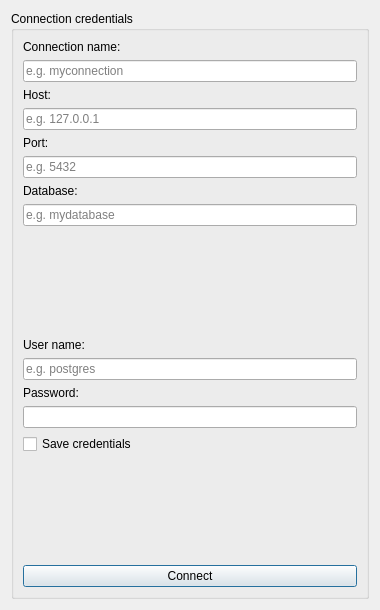
This is cdb4/gui_db_connector/ui/db_connector_dialog.ui in tudelft3d/3DCityDB-Tools-for-QGIS as Qt 5 draws it before an edit. The edited form follows.
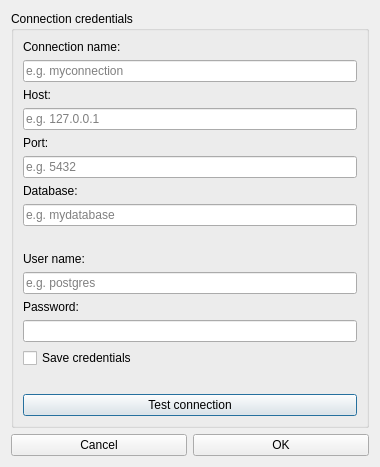
This is the edited form. Custom widgets are drawn as their Qt base class.

Commit message:
Improved dialog for new connection
- Added OK and Cancel buttons
- Perform check on connection parameters before attempting connection

```diff
--- a/cdb4/gui_db_connector/ui/db_connector_dialog.ui
+++ b/cdb4/gui_db_connector/ui/db_connector_dialog.ui
@@ -7,7 +7,7 @@
     <x>0</x>
     <y>0</y>
     <width>380</width>
-    <height>610</height>
+    <height>460</height>
    </rect>
   </property>
   <property name="windowTitle">
@@ -97,14 +97,17 @@
          </widget>
         </item>
         <item>
-         <spacer name="verticalSpacer_2">
+         <spacer name="verticalSpacer">
           <property name="orientation">
            <enum>Qt::Vertical</enum>
           </property>
+          <property name="sizeType">
+           <enum>QSizePolicy::MinimumExpanding</enum>
+          </property>
           <property name="sizeHint" stdset="0">
            <size>
             <width>20</width>
-            <height>40</height>
+            <height>20</height>
            </size>
           </property>
          </spacer>
@@ -141,14 +144,17 @@
          </widget>
         </item>
         <item>
-         <spacer name="verticalSpacer_3">
+         <spacer name="verticalSpacer_2">
           <property name="orientation">
            <enum>Qt::Vertical</enum>
           </property>
+          <property name="sizeType">
+           <enum>QSizePolicy::MinimumExpanding</enum>
+          </property>
           <property name="sizeHint" stdset="0">
            <size>
             <width>20</width>
-            <height>40</height>
+            <height>20</height>
            </size>
           </property>
          </spacer>
@@ -156,7 +162,7 @@
         <item>
          <widget class="QPushButton" name="btnConnect">
           <property name="text">
-           <string>Connect</string>
+           <string>Test connection</string>
           </property>
          </widget>
         </item>
@@ -165,6 +171,24 @@
      </item>
     </layout>
    </item>
+   <item row="1" column="0">
+    <layout class="QHBoxLayout" name="horizontalLayout">
+     <item>
+      <widget class="QPushButton" name="btnCancel">
+       <property name="text">
+        <string>Cancel</string>
+       </property>
+      </widget>
+     </item>
+     <item>
+      <widget class="QPushButton" name="btnOK">
+       <property name="text">
+        <string>OK</string>
+       </property>
+      </widget>
+     </item>
+    </layout>
+   </item>
   </layout>
  </widget>
  <customwidgets>
```
Left out of the diff: 2 changed lines with no effect on the pictures. The commit also changes 1 other file.
